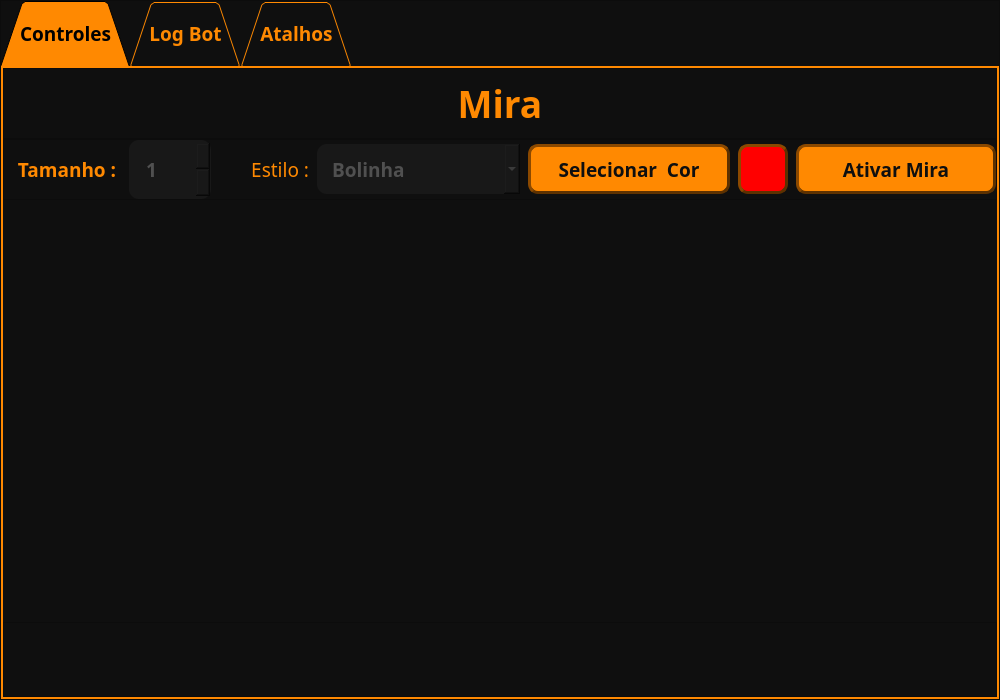
The window that src/views/ps_view_2.ui (AlissonTxD/Prime-Survivor-2) describes before a commit, drawn with Qt 5.
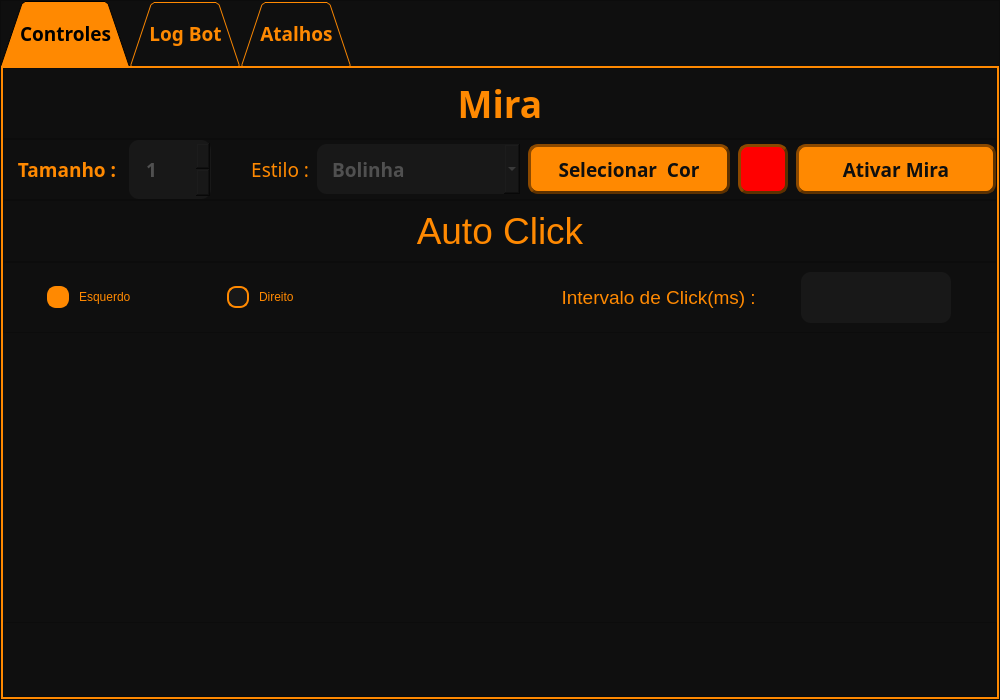
The same window after the commit. Icons and pictures are not drawn.

Commit message: Add Auto Click section with radio buttons and interval input in ps_view_2 UI

```diff
--- a/src/views/ps_view_2.ui
+++ b/src/views/ps_view_2.ui
@@ -503,6 +503,201 @@
              </layout>
             </widget>
            </item>
+           <item>
+            <widget class="QFrame" name="frame_7">
+             <property name="frameShape">
+              <enum>QFrame::StyledPanel</enum>
+             </property>
+             <property name="frameShadow">
+              <enum>QFrame::Raised</enum>
+             </property>
+             <layout class="QVBoxLayout" name="verticalLayout_5">
+              <item>
+               <widget class="QLabel" name="label_14">
+                <property name="styleSheet">
+                 <string notr="true">color: rgb(255, 137, 1);
+font-size: 28pt;
+font-family: &quot;Arial Black&quot;;</string>
+                </property>
+                <property name="text">
+                 <string>Auto Click</string>
+                </property>
+                <property name="alignment">
+                 <set>Qt::AlignCenter</set>
+                </property>
+               </widget>
+              </item>
+             </layout>
+            </widget>
+           </item>
+           <item>
+            <widget class="QFrame" name="frame_8">
+             <property name="frameShape">
+              <enum>QFrame::StyledPanel</enum>
+             </property>
+             <property name="frameShadow">
+              <enum>QFrame::Raised</enum>
+             </property>
+             <layout class="QHBoxLayout" name="horizontalLayout_3">
+              <item>
+               <widget class="QRadioButton" name="radioButton">
+                <property name="maximumSize">
+                 <size>
+                  <width>140</width>
+                  <height>16777215</height>
+                 </size>
+                </property>
+                <property name="styleSheet">
+                 <string notr="true">QRadioButton {
+    color: rgb(255, 137, 1);
+    font: bold 14pt &quot;Arial Black&quot;;
+    spacing: 10px;
+}
+
+QRadioButton::indicator {
+    width: 18px;
+    height: 18px;
+    border-radius: 9px;
+    border: 2px solid rgb(255, 137, 1);
+    background-color: rgb(24, 24, 24);
+}
+
+QRadioButton::indicator:checked {
+    background-color: rgb(255, 137, 1);
+    border: 2px solid rgb(255, 137, 1);
+}
+
+QRadioButton::indicator:hover {
+    background-color: rgb(215, 97, 0);
+    border: 2px solid rgb(255, 165, 50);
+}
+
+QRadioButton::indicator:disabled {
+    background-color: #555555;
+    border: 2px solid #999999;
+}
+</string>
+                </property>
+                <property name="text">
+                 <string>Esquerdo</string>
+                </property>
+                <property name="checked">
+                 <bool>true</bool>
+                </property>
+               </widget>
+              </item>
+              <item>
+               <widget class="QRadioButton" name="radioButton_2">
+                <property name="maximumSize">
+                 <size>
+                  <width>140</width>
+                  <height>16777215</height>
+                 </size>
+                </property>
+                <property name="layoutDirection">
+                 <enum>Qt::LeftToRight</enum>
+                </property>
+                <property name="styleSheet">
+                 <string notr="true">QRadioButton {
+    color: rgb(255, 137, 1);
+    font: bold 14pt &quot;Arial Black&quot;;
+    spacing: 10px;
+}
+
+QRadioButton::indicator {
+    width: 18px;
+    height: 18px;
+    border-radius: 9px;
+    border: 2px solid rgb(255, 137, 1);
+    background-color: rgb(24, 24, 24);
+}
+
+QRadioButton::indicator:checked {
+    background-color: rgb(255, 137, 1);
+    border: 2px solid rgb(255, 137, 1);
+}
+
+QRadioButton::indicator:hover {
+    background-color: rgb(215, 97, 0);
+    border: 2px solid rgb(255, 165, 50);
+}
+
+QRadioButton::indicator:disabled {
+    background-color: #555555;
+    border: 2px solid #999999;
+}
+</string>
+                </property>
+                <property name="text">
+                 <string>Direito</string>
+                </property>
+               </widget>
+              </item>
+              <item>
+               <widget class="QLabel" name="label_15">
+                <property name="maximumSize">
+                 <size>
+                  <width>354</width>
+                  <height>16777215</height>
+                 </size>
+                </property>
+                <property name="styleSheet">
+                 <string notr="true">color: rgb(255, 137, 1);
+font-size: 14pt;
+font-family: &quot;Arial Black&quot;;</string>
+                </property>
+                <property name="text">
+                 <string>Intervalo de Click(ms) : </string>
+                </property>
+                <property name="alignment">
+                 <set>Qt::AlignRight|Qt::AlignTrailing|Qt::AlignVCenter</set>
+                </property>
+               </widget>
+              </item>
+              <item>
+               <widget class="QLineEdit" name="lineEdit">
+                <property name="minimumSize">
+                 <size>
+                  <width>0</width>
+                  <height>50</height>
+                 </size>
+                </property>
+                <property name="maximumSize">
+                 <size>
+                  <width>150</width>
+                  <height>16777215</height>
+                 </size>
+                </property>
+                <property name="cursor">
+                 <cursorShape>IBeamCursor</cursorShape>
+                </property>
+                <property name="styleSheet">
+                 <string notr="true">QLineEdit {
+border: 0px solid rgb(45, 45, 45);
+border-radius: 10px;
+padding: 15px;
+background-color: rgb(24, 24, 24);
+color: rgb(80, 80, 80);
+font-size: 12pt;
+font-family: &quot;Arial Black&quot;;
+}
+
+QLineEdit:hover {
+border: 2px solid rgb(27, 27, 27);
+}
+
+QLineEdit:focus {
+border: 2px solid rgb(255, 137, 1);
+color: rgb(255, 255, 255)
+}
+
+</string>
+                </property>
+               </widget>
+              </item>
+             </layout>
+            </widget>
+           </item>
            <item>
             <spacer name="verticalSpacer">
              <property name="orientation">
```
